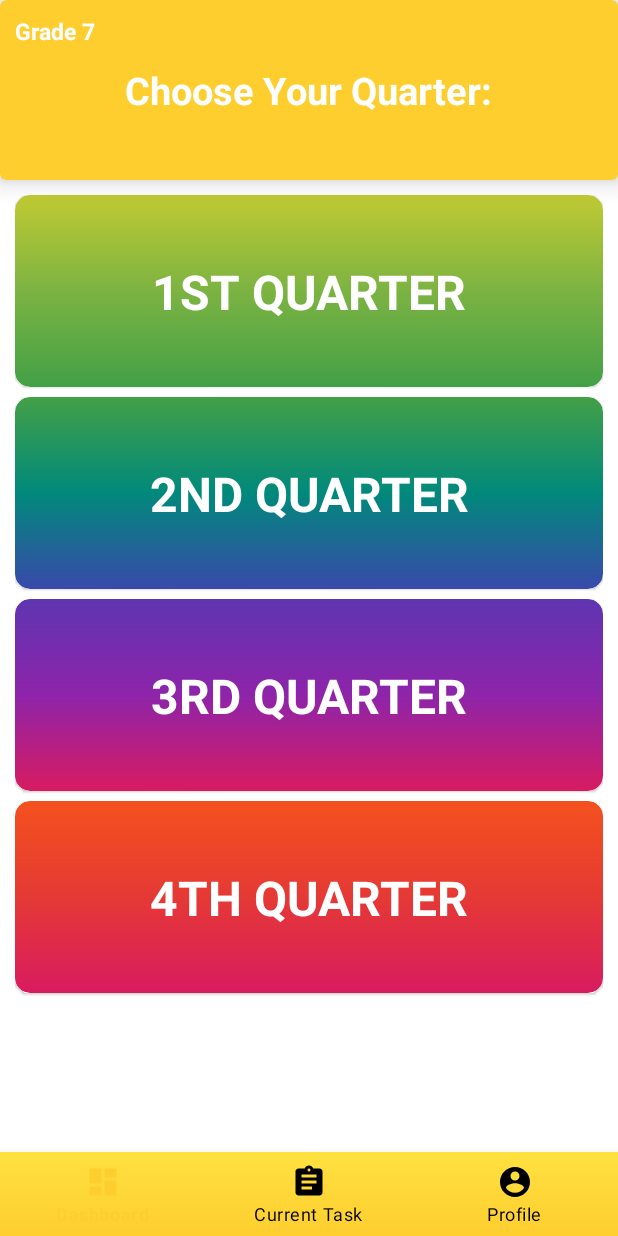
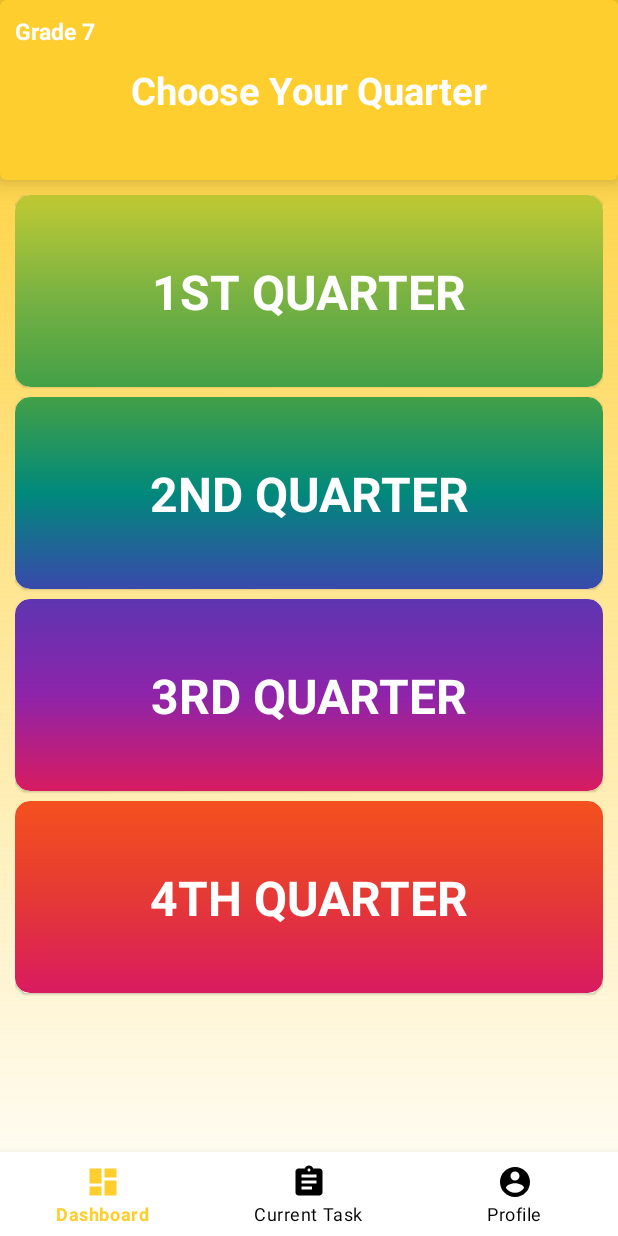
Before and after one commit to renaloyan/educare, an Android app: the QuarterCardActivity screen opened directly, with no data from a screen before it, on a phone screen of 412 x 824 dp. Run offline under Robolectric (Android 15) with nearby library versions, the light colour scheme and no system bars.

Commit message:
Display Fix
Fixed display in quarter activity and subject activity

```diff
--- a/app/src/main/AndroidManifest.xml
+++ b/app/src/main/AndroidManifest.xml
@@ -23,7 +23,7 @@
         <activity android:name=".CurrentTask"/>
         <activity android:name=".CreateAccount"/>
         <activity android:name=".Login"/>
-        <activity android:name=".OnBoarding"></activity>
+        <activity android:name=".OnBoarding"/>
         <activity android:name=".Home">
             <intent-filter>
                 <action android:name="android.intent.action.MAIN"/>
--- a/app/src/main/res/layout/activity_quarter_card.xml
+++ b/app/src/main/res/layout/activity_quarter_card.xml
@@ -5,6 +5,7 @@
     tools:context=".QuarterCardActivity"
     xmlns:android="http://schemas.android.com/apk/res/android"
     xmlns:app="http://schemas.android.com/apk/res-auto"
+    android:background="@drawable/background_gradient"
     xmlns:tools="http://schemas.android.com/tools">
 
     <com.google.android.material.card.MaterialCardView
@@ -34,7 +35,7 @@
             <TextView
                 android:layout_width="wrap_content"
                 android:layout_height="wrap_content"
-                android:text="Choose Your Quarter:"
+                android:text="Choose Your Quarter"
                 android:textStyle="bold"
                 android:textSize="25sp"
                 android:layout_centerInParent="true"
@@ -58,8 +59,8 @@
         android:layout_width="match_parent"
         android:layout_height="wrap_content"
         android:layout_alignParentBottom="true"
-        app:itemBackground="@drawable/background"
         app:itemIconTint="@drawable/selector"
+        android:elevation="10dp"
         app:itemTextColor="@drawable/selector"
         app:menu="@menu/menu_nav"/>
 
--- a/app/src/main/res/layout/activity_subject_card.xml
+++ b/app/src/main/res/layout/activity_subject_card.xml
@@ -5,6 +5,7 @@
     tools:context=".SubjectCardActivity"
     xmlns:android="http://schemas.android.com/apk/res/android"
     xmlns:app="http://schemas.android.com/apk/res-auto"
+    android:background="@drawable/background_gradient"
     xmlns:tools="http://schemas.android.com/tools">
 
     <com.google.android.material.card.MaterialCardView
@@ -69,8 +70,8 @@
         android:layout_width="match_parent"
         android:layout_height="wrap_content"
         android:layout_alignParentBottom="true"
-        app:itemBackground="@drawable/background"
         app:itemIconTint="@drawable/selector"
+        android:elevation="10dp"
         app:itemTextColor="@drawable/selector"
         app:menu="@menu/menu_nav"/>
 
```
